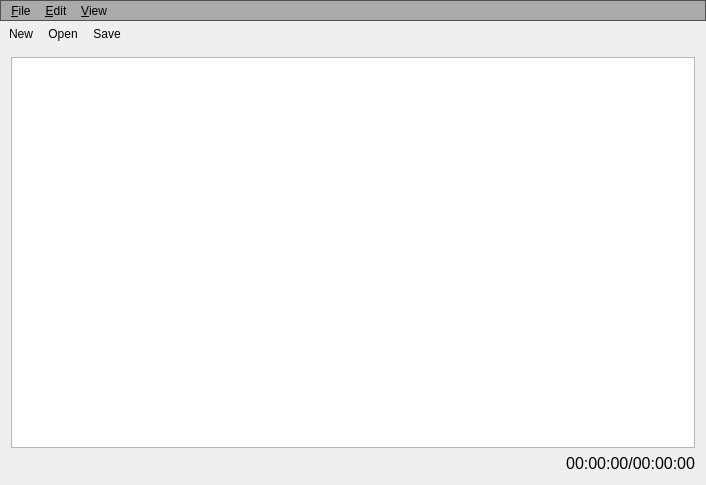
First picture: the form in src/mainwindow.ui, repository MJAS1/vidman, before the edit.
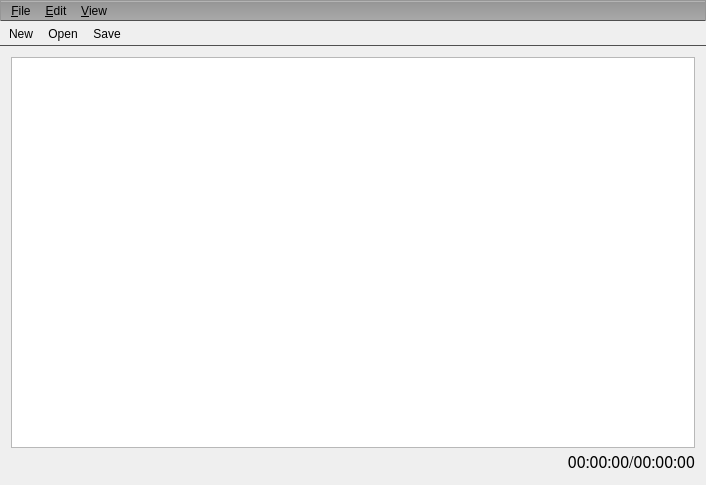
Second picture: the form after the edit. Icons and pictures are not drawn. Custom widgets are drawn as their Qt base class.

Commit message: Updated motiondetector to compare previous, current and next frames so that no background frame is necessary.

The edit to the form file:
```diff
--- a/src/mainwindow.ui
+++ b/src/mainwindow.ui
@@ -25,8 +25,10 @@
   </property>
   <property name="styleSheet">
    <string notr="true">QMenuBar {
-    background-color: rgb(170, 170, 170);
-	border: 1px solid rgb(80, 80, 80);
+	background: qlineargradient(spread:pad, x1:0, y1:1, x2:0, y2:0, stop:0 rgba(170, 170, 170, 255), stop:0.9 rgba(150, 150, 150, 255), stop:1 rgba(255, 255, 255, 255));
+    /*background-color: rgb(170, 170, 170);*/
+	border: 1px solid rgb(150, 150, 150);
+	border-bottom: 1px solid rgb(80, 80, 80);
 }
 
 QMenuBar:item {
@@ -34,21 +36,25 @@
 }
 
 QToolBar {
-	background : qlineargradient(spread:pad, x1:0, y1:0, x2:0, 		y2:1, stop:0.00904977 rgba(150, 150, 150, 255), stop:0.977376 rgba(80, 80, 80, 255));
-	border: none
+	background : qlineargradient(spread:pad, x1:0, y1:0, x2:0, 		y2:1, stop0: rgb(255, 255, 255), stop:0.1 rgba(150, 150, 150, 255), stop:0.95 rgba(80, 80, 80, 255), stop:1 rgb(255, 255, 255));
+	border-bottom: 1px solid rgb(80, 80, 80);
 }
 
-
-
-
 QPushButton {
 	border : none;
 	outline : none;
 }
 
 QPushButton:hover {
-	background-color : rgb(240, 240, 240)
-}</string>
+	background: rgb(240, 240, 240);
+}
+
+QPushButton:checked {
+	border: 1px inset rgb(120, 120, 120);
+	background: rgb(170, 170, 170);
+	padding: 3px;
+}
+</string>
   </property>
   <property name="dockOptions">
    <set>QMainWindow::AllowTabbedDocks|QMainWindow::AnimatedDocks</set>
@@ -187,6 +193,7 @@
       </property>
       <property name="font">
        <font>
+        <family>FreeSans</family>
         <pointsize>12</pointsize>
        </font>
       </property>
```
Left out of the diff: 23 changed lines with no effect on the pictures. The commit also changes 9 other files.
